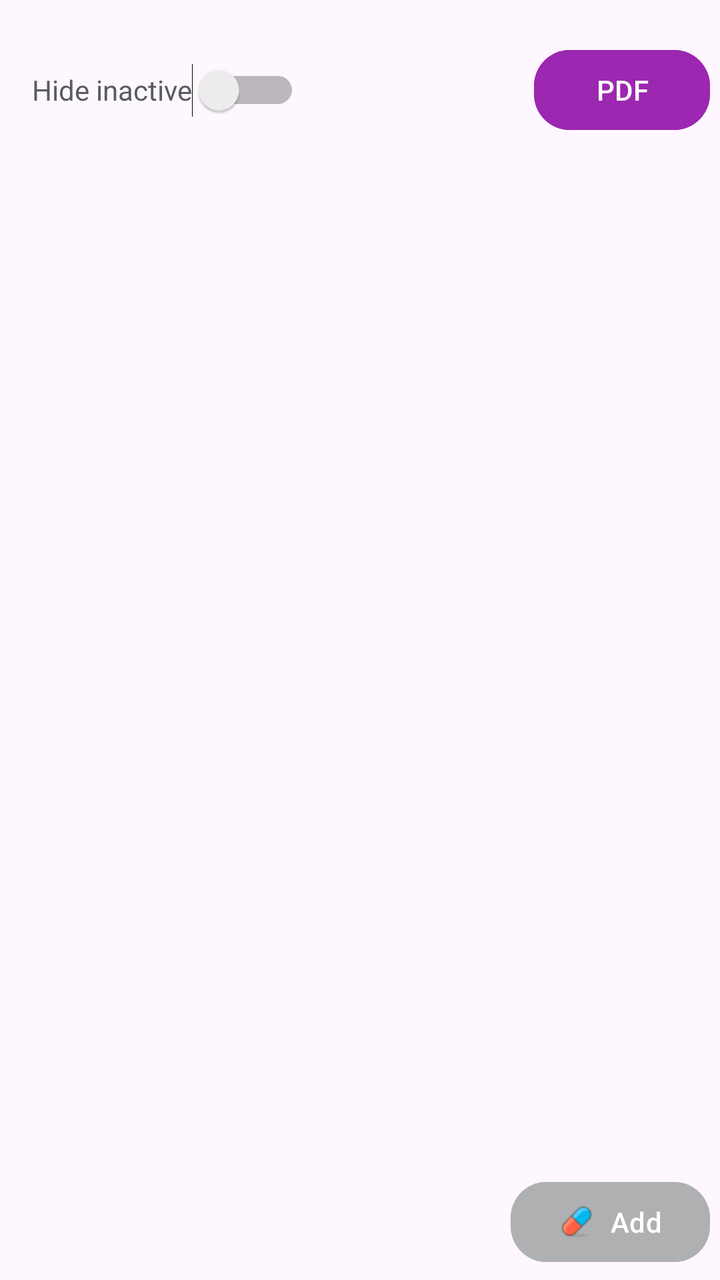
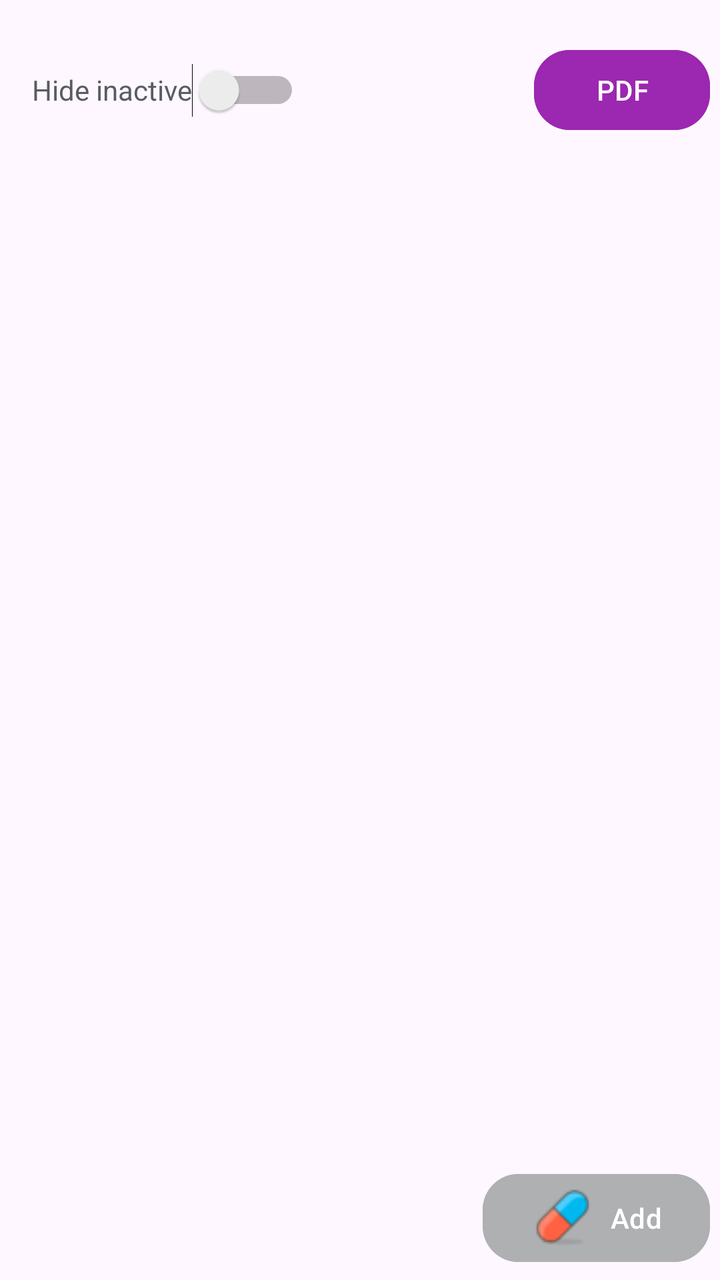

Before-and-after screenshots of an Android layout around one commit, followed by the original layout XML and the change that was made.
<!-- AndroidManifest.xml: application theme Theme.AppFond -->
<!-- res/layout/fragment_teraphy.xml -->
<?xml version="1.0" encoding="utf-8"?>
<androidx.constraintlayout.widget.ConstraintLayout xmlns:android="http://schemas.android.com/apk/res/android"
    xmlns:app="http://schemas.android.com/apk/res-auto"
    xmlns:tools="http://schemas.android.com/tools"
    android:layout_width="match_parent"
    android:layout_height="match_parent">

    <androidx.constraintlayout.widget.ConstraintLayout
        android:id="@+id/constraintLayout"
        android:layout_width="match_parent"
        android:layout_height="match_parent">


        <Button
            android:id="@+id/buttonPDFTerF"
            android:layout_width="wrap_content"
            android:layout_height="0dp"
            android:layout_marginTop="5dp"
            android:layout_marginEnd="5dp"
            android:backgroundTint="@color/fiol"
            android:text="PDF"
            app:cornerRadius="18dp"
            app:layout_constraintEnd_toEndOf="parent"
            app:layout_constraintTop_toBottomOf="@+id/progressBarTerF" />

        <Switch
            android:id="@+id/switchActiveF"
            android:layout_width="wrap_content"
            android:layout_height="48dp"
            android:layout_marginStart="16dp"
            android:layout_marginTop="5dp"
            android:checked="false"
            android:text="@string/textHideNoActive"
            android:textColor="@color/gray_norm"
            app:layout_constraintStart_toStartOf="parent"
            app:layout_constraintTop_toBottomOf="@+id/progressBarTerF" />

        <ProgressBar
            android:id="@+id/progressBarTerF"
            style="?android:attr/progressBarStyleHorizontal"
            android:layout_width="0dp"
            android:layout_height="wrap_content"
            android:indeterminate="true"
            android:indeterminateTint="@color/fiol"
            android:visibility="invisible"
            app:layout_constraintEnd_toEndOf="parent"
            app:layout_constraintHorizontal_bias="0.0"
            app:layout_constraintStart_toStartOf="parent"
            app:layout_constraintTop_toTopOf="parent" />

        <androidx.recyclerview.widget.RecyclerView
            android:id="@+id/ter_listF"
            android:layout_width="0dp"
            android:layout_height="0dp"
            android:layout_marginTop="5dp"
            android:layout_marginBottom="5dp"
            app:layout_constraintBottom_toBottomOf="parent"
            app:layout_constraintEnd_toEndOf="parent"
            app:layout_constraintStart_toStartOf="parent"
            app:layout_constraintTop_toBottomOf="@+id/buttonPDFTerF"
            app:layout_constraintVertical_bias="1.0" />

        <Button
            android:id="@+id/buttonNewTeraphyF"
            android:layout_width="0dp"
            android:layout_height="wrap_content"
            android:layout_marginEnd="5dp"
            android:layout_marginBottom="5dp"
            android:backgroundTint="@color/gray_light"
            android:text="@string/textAdd"
            app:cornerRadius="18dp"
            app:icon="@drawable/pill740"
            app:iconTintMode="multiply"
            app:layout_constraintBottom_toBottomOf="parent"
            app:layout_constraintEnd_toEndOf="parent" />

    </androidx.constraintlayout.widget.ConstraintLayout>

</androidx.constraintlayout.widget.ConstraintLayout>
<!-- resources referenced by this layout -->
<resources>
  <color name="fiol">#9C27B0</color>
  <color name="gray_light">#AEB0B2</color>
  <color name="gray_norm">#585C60</color>
  <!-- drawable pill740: png bitmap (drawable, 1970 bytes) -->
  <string name="textAdd">Add</string>
  <string name="textHideNoActive">Hide inactive</string>
  <style name="Theme.AppFond" parent="Theme.MaterialComponents.DayNight.NoActionBar">
          
          <item name="colorPrimary">@color/fiol</item>
          <item name="colorPrimaryVariant">@color/fiol</item>
          <item name="colorOnPrimary">@color/white</item>
          
          <item name="colorSecondary">@color/purple_400</item>
          <item name="colorSecondaryVariant">@color/purple_800</item>
          <item name="colorOnSecondary">@color/black</item>
          
          <item name="android:statusBarColor">?attr/colorPrimaryVariant</item>
          
      </style>
  <color name="white">#FFFFFFFF</color>
  <color name="black">#FF000000</color>
</resources>

<!-- the commit's change to res/layout/fragment_teraphy.xml (unified diff, before → after) -->
@@ -19,6 +19,7 @@
             android:layout_marginEnd="5dp"
             android:backgroundTint="@color/fiol"
             android:text="PDF"
+            android:textColor="@color/white"
             app:cornerRadius="18dp"
             app:layout_constraintEnd_toEndOf="parent"
             app:layout_constraintTop_toBottomOf="@+id/progressBarTerF" />
@@ -68,9 +69,13 @@
             android:layout_marginBottom="5dp"
             android:backgroundTint="@color/gray_light"
             android:text="@string/textAdd"
+            android:textAllCaps="false"
+            android:textColor="@color/white"
             app:cornerRadius="18dp"
             app:icon="@drawable/pill740"
-            app:iconTintMode="multiply"
+            app:iconSize="32dp"
+            app:iconTint="@null"
+            app:iconTintMode="src_in"
             app:layout_constraintBottom_toBottomOf="parent"
             app:layout_constraintEnd_toEndOf="parent" />
 
